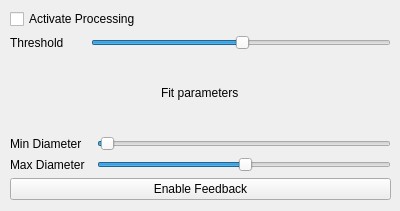
This is ellipsedetectiondialog.ui in SamDehaeck/GigaViewer as Qt 5 draws it before an edit. The edited form follows.
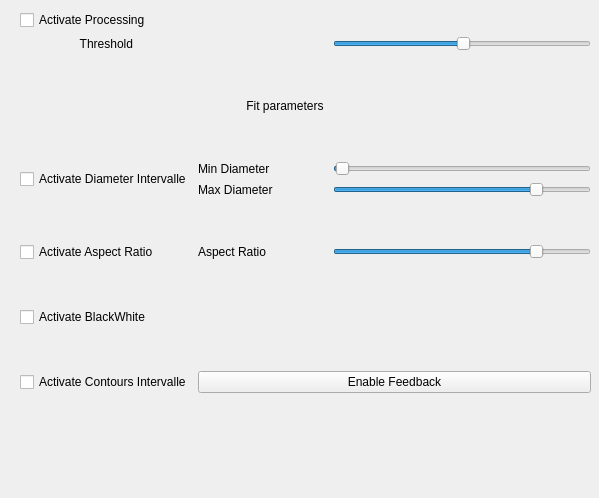
This is the edited form.

Patch:
```diff
--- a/ellipsedetectiondialog.ui
+++ b/ellipsedetectiondialog.ui
@@ -6,8 +6,8 @@
    <rect>
     <x>0</x>
     <y>0</y>
-    <width>400</width>
-    <height>211</height>
+    <width>599</width>
+    <height>498</height>
    </rect>
   </property>
   <property name="windowTitle">
@@ -19,52 +19,135 @@
   <widget class="QWidget" name="gridLayoutWidget">
    <property name="geometry">
     <rect>
-     <x>10</x>
-     <y>9</y>
-     <width>381</width>
-     <height>191</height>
+     <x>20</x>
+     <y>10</y>
+     <width>571</width>
+     <height>421</height>
     </rect>
    </property>
    <layout class="QGridLayout" name="gridLayout">
-    <item row="4" column="0">
-     <widget class="QLabel" name="label_4">
+    <item row="4" column="1">
+     <widget class="QLabel" name="MinDiameter">
       <property name="text">
-       <string>Max Diameter</string>
+       <string>Min Diameter</string>
       </property>
      </widget>
     </item>
-    <item row="0" column="0" colspan="3">
+    <item row="8" column="0" colspan="4">
+     <widget class="QCheckBox" name="BlackWhiteBox">
+      <property name="text">
+       <string>Activate BlackWhite</string>
+      </property>
+     </widget>
+    </item>
+    <item row="1" column="2" colspan="2">
+     <widget class="QSlider" name="thresholdSlider">
+      <property name="pageStep">
+       <number>1</number>
+      </property>
+      <property name="value">
+       <number>50</number>
+      </property>
+      <property name="orientation">
+       <enum>Qt::Horizontal</enum>
+      </property>
+     </widget>
+    </item>
+    <item row="4" column="2" colspan="2">
+     <widget class="QSlider" name="horPosition">
+      <property name="value">
+       <number>1</number>
+      </property>
+      <property name="orientation">
+       <enum>Qt::Horizontal</enum>
+      </property>
+     </widget>
+    </item>
+    <item row="0" column="0" colspan="4">
      <widget class="QCheckBox" name="activateBox">
+      <property name="enabled">
+       <bool>true</bool>
+      </property>
       <property name="text">
        <string>Activate Processing</string>
       </property>
      </widget>
     </item>
-    <item row="1" column="0">
-     <widget class="QLabel" name="label">
-      <property name="text">
-       <string>Threshold</string>
-      </property>
-     </widget>
-    </item>
-    <item row="2" column="0" colspan="3" alignment="Qt::AlignHCenter">
+    <item row="2" column="0" rowspan="2" colspan="4">
      <widget class="QLabel" name="label_2">
       <property name="text">
-       <string>Fit parameters</string>
+       <string>                                                                    Fit parameters</string>
       </property>
      </widget>
     </item>
-    <item row="3" column="2">
-     <widget class="QSlider" name="horPosition">
+    <item row="6" column="1" rowspan="2">
+     <widget class="QLabel" name="label_5">
+      <property name="text">
+       <string>Aspect Ratio</string>
+      </property>
+     </widget>
+    </item>
+    <item row="1" column="0" colspan="2">
+     <widget class="QLabel" name="label">
+      <property name="text">
+       <string>                  Threshold</string>
+      </property>
+     </widget>
+    </item>
+    <item row="4" column="0" rowspan="2">
+     <widget class="QCheckBox" name="IntervalleDiameter">
+      <property name="text">
+       <string>Activate Diameter Intervalle</string>
+      </property>
+     </widget>
+    </item>
+    <item row="5" column="2" colspan="2">
+     <widget class="QSlider" name="vertPosition">
+      <property name="pageStep">
+       <number>10</number>
+      </property>
       <property name="value">
+       <number>80</number>
+      </property>
+      <property name="orientation">
+       <enum>Qt::Horizontal</enum>
+      </property>
+     </widget>
+    </item>
+    <item row="6" column="0" rowspan="2">
+     <widget class="QCheckBox" name="AspectRatioBox">
+      <property name="text">
+       <string>Activate Aspect Ratio</string>
+      </property>
+     </widget>
+    </item>
+    <item row="5" column="1">
+     <widget class="QLabel" name="MaxDiameter">
+      <property name="text">
+       <string>Max Diameter</string>
+      </property>
+     </widget>
+    </item>
+    <item row="6" column="2" rowspan="2" colspan="2">
+     <widget class="QSlider" name="AspectRatioSlider">
+      <property name="maximum">
+       <number>99</number>
+      </property>
+      <property name="singleStep">
        <number>1</number>
       </property>
+      <property name="value">
+       <number>80</number>
+      </property>
+      <property name="sliderPosition">
+       <number>80</number>
+      </property>
       <property name="orientation">
        <enum>Qt::Horizontal</enum>
       </property>
      </widget>
     </item>
-    <item row="5" column="0" colspan="3">
+    <item row="9" column="1" rowspan="2" colspan="3">
      <widget class="QPushButton" name="trackButton">
       <property name="focusPolicy">
        <enum>Qt::NoFocus</enum>
@@ -77,33 +160,10 @@
       </property>
      </widget>
     </item>
-    <item row="4" column="2">
-     <widget class="QSlider" name="vertPosition">
-      <property name="value">
-       <number>50</number>
-      </property>
-      <property name="orientation">
-       <enum>Qt::Horizontal</enum>
-      </property>
-     </widget>
-    </item>
-    <item row="3" column="0">
-     <widget class="QLabel" name="label_3">
+    <item row="9" column="0" rowspan="2">
+     <widget class="QCheckBox" name="ContoursIntervalleBox">
       <property name="text">
-       <string>Min Diameter</string>
-      </property>
-     </widget>
-    </item>
-    <item row="1" column="1" colspan="2">
-     <widget class="QSlider" name="thresholdSlider">
-      <property name="pageStep">
-       <number>1</number>
-      </property>
-      <property name="value">
-       <number>50</number>
-      </property>
-      <property name="orientation">
-       <enum>Qt::Horizontal</enum>
+       <string>Activate Contours Intervalle</string>
       </property>
      </widget>
     </item>
```
